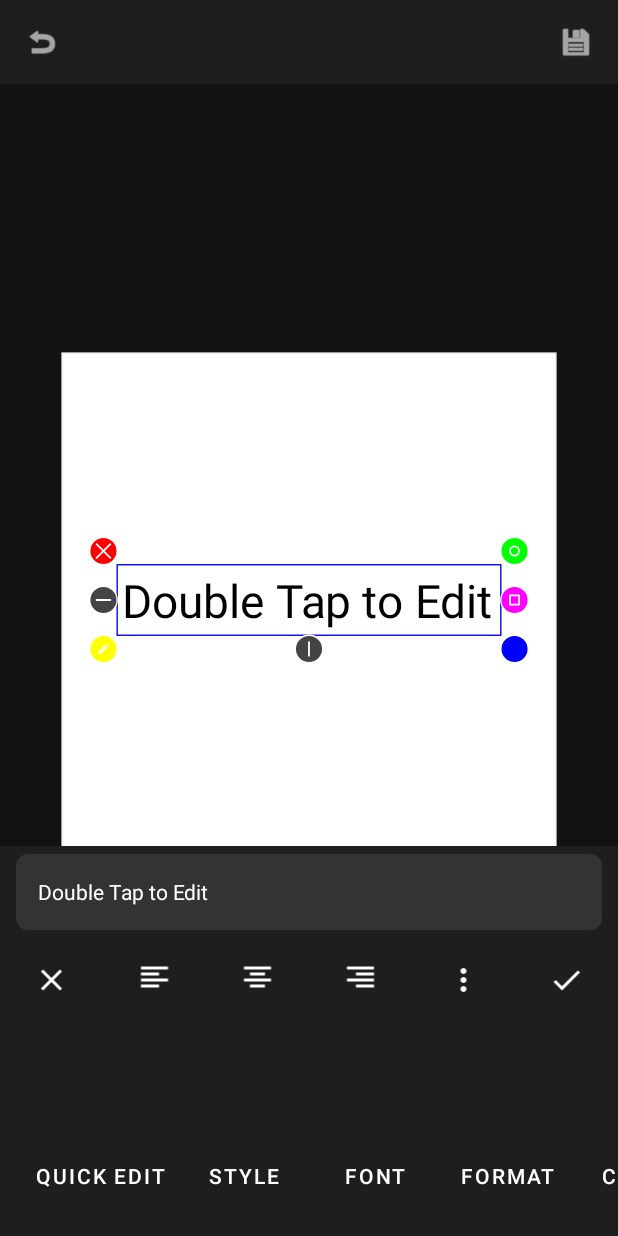
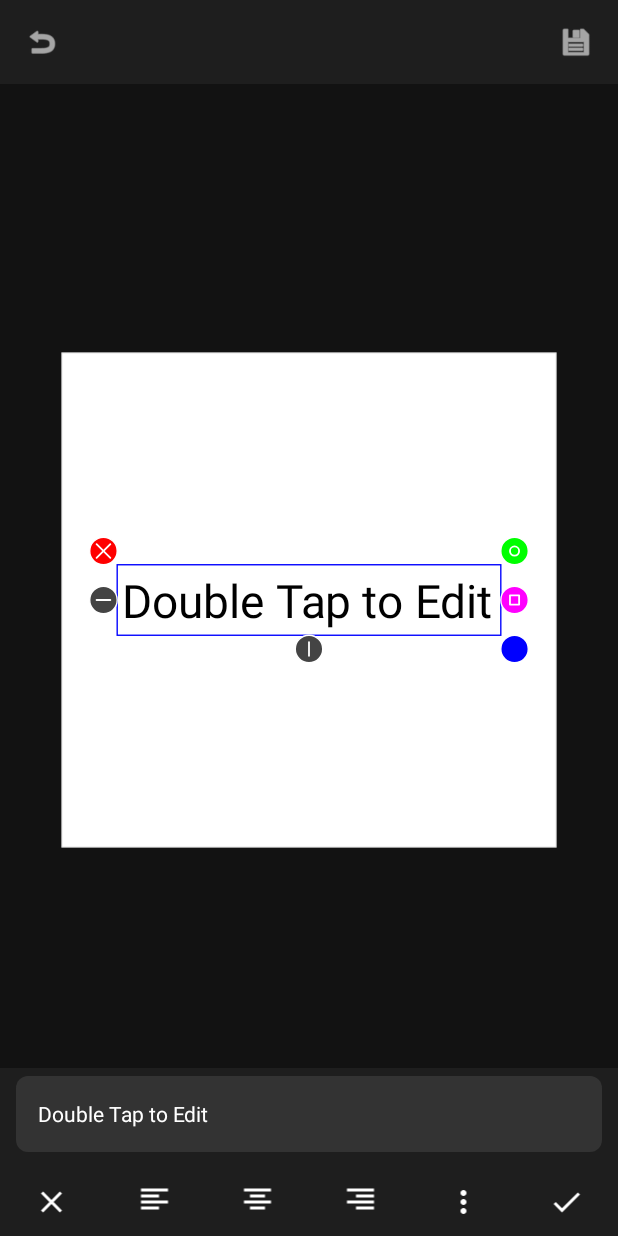
Before and after one commit to moon9ibulbul/projectypeset, an Android app: the EditorActivity screen opened directly, with no data from a screen before it, after a tap on "QUICK EDIT", on a phone screen of 412 x 824 dp. Run offline under Robolectric (Android 15) with nearby library versions, the phone set to English and light mode, and no system bars; 3 other taps on this screen came first.

Commit message:
Refine Quick Edit mode trigger and UI layout
- Changed Quick Edit trigger: Tapping on an already-selected text layer (without dragging) now opens Quick Edit mode.
- Removed the "pencil icon" handle from `AstralCanvasView` as it is replaced by the tap gesture.
- Updated `EditorActivity` to hide the bottom tab bar and adjust the container height when Quick Edit mode is active, ensuring a tight layout above the keyboard.
- Added logic to automatically close Quick Edit mode if a different layer is selected.
- Cleaned up unused `ic_edit` drawable resource.

```diff
--- a/app/src/main/java/com/astral/typer/EditorActivity.kt
+++ b/app/src/main/java/com/astral/typer/EditorActivity.kt
@@ -95,6 +95,9 @@ class EditorActivity : AppCompatActivity() {
         canvasView.onLayerSelectedListener = object : AstralCanvasView.OnLayerSelectedListener {
             override fun onLayerSelected(layer: Layer?) {
                 if (layer != null) {
+                    if (currentMenuType == "QUICK_EDIT") {
+                        hidePropertyDetail()
+                    }
                     showPropertiesMenu()
                 } else {
                     showInsertMenu()
@@ -318,6 +321,12 @@ class EditorActivity : AppCompatActivity() {
     // --- QUICK EDIT MENU ---
     private fun showQuickEditMenu() {
         val container = prepareContainer()
+
+        // Custom setup for Quick Edit: Hide standard bottom menu and adjust container
+        binding.bottomMenuContainer.visibility = View.GONE
+        binding.propertyDetailContainer.layoutParams.height = ViewGroup.LayoutParams.WRAP_CONTENT
+        binding.propertyDetailContainer.requestLayout()
+
         val layer = canvasView.getSelectedLayer() as? TextLayer ?: return
         val originalText = SpannableStringBuilder(layer.text)
 
--- a/app/src/main/java/com/astral/typer/views/AstralCanvasView.kt
+++ b/app/src/main/java/com/astral/typer/views/AstralCanvasView.kt
@@ -104,6 +104,10 @@ class AstralCanvasView @JvmOverloads constructor(
     // Interaction State
     private var lastTouchX = 0f
     private var lastTouchY = 0f
+    private var startTouchX = 0f
+    private var startTouchY = 0f
+    private var hasMoved = false
+    private var wasSelectedInitially = false
     private var initialRotation = 0f
     private var initialScaleX = 1f
     private var initialScaleY = 1f
@@ -422,22 +426,7 @@ class AstralCanvasView @JvmOverloads constructor(
         val sy = halfH + HANDLE_OFFSET
         canvas.drawLine(0f, sy - sSize, 0f, sy + sSize, iconPaint)
 
-        // 6. Edit Handle (Bottom-Left) -> Pencil Icon
-        drawHandle(-halfW - HANDLE_OFFSET, halfH + HANDLE_OFFSET, Color.YELLOW)
-        val editDrawable = ContextCompat.getDrawable(context, R.drawable.ic_edit)
-        if (editDrawable != null) {
-            editDrawable.setBounds(
-                (-halfW - HANDLE_OFFSET - 15).toInt(),
-                (halfH + HANDLE_OFFSET - 15).toInt(),
-                (-halfW - HANDLE_OFFSET + 15).toInt(),
-                (halfH + HANDLE_OFFSET + 15).toInt()
-            )
-            // Tint if needed, or just draw
-            editDrawable.setTint(Color.WHITE)
-            editDrawable.draw(canvas)
-        }
-
-        // 7. Box Width (Right-Middle) -> Rect icon (Resize box)
+        // 6. Box Width (Right-Middle) -> Rect icon (Resize box)
         if (layer is TextLayer) {
              drawHandle(halfW + HANDLE_OFFSET, 0f, Color.MAGENTA)
              val bx = halfW + HANDLE_OFFSET
@@ -500,11 +489,13 @@ class AstralCanvasView @JvmOverloads constructor(
         when (event.actionMasked) {
             MotionEvent.ACTION_DOWN -> {
                 currentMode = Mode.NONE
+                hasMoved = false
+                startTouchX = cx
+                startTouchY = cy
 
                 // 1. Check Handles (if layer selected)
                 if (selectedLayer != null) {
                     val layer = selectedLayer!!
-                    val layerCenter = floatArrayOf(layer.x, layer.y)
 
                     // Transform touch to local layer space
                     val localPoint = floatArrayOf(cx, cy)
@@ -549,12 +540,6 @@ class AstralCanvasView @JvmOverloads constructor(
                         return true
                     }
 
-                    // Edit Handle (Bottom-Left)
-                    if (getDistance(lx, ly, -halfW - HANDLE_OFFSET, halfH + HANDLE_OFFSET) <= hitRadius) {
-                        onLayerEditListener?.onLayerDoubleTap(layer)
-                        return true
-                    }
-
                     // Stretch Horizontal (Left-Middle)
                     if (getDistance(lx, ly, -halfW - HANDLE_OFFSET, 0f) <= hitRadius) {
                         currentMode = Mode.STRETCH_H
@@ -589,22 +574,25 @@ class AstralCanvasView @JvmOverloads constructor(
                 // 2. Check for layer hit (Selection / Move)
                 val hitLayer = layers.findLast { it.contains(cx, cy) }
                 if (hitLayer != null) {
+                    wasSelectedInitially = (selectedLayer == hitLayer)
                     selectLayer(hitLayer)
                     currentMode = Mode.DRAG_LAYER
                     lastTouchX = cx
                     lastTouchY = cy
                     invalidate()
                 } else {
-                    // Click on empty space -> Deselect? Or just do nothing?
-                    // User requested "Jangan biarkan kanvas bisa digeser dengan satu jari"
-                    // So if we touch background with 1 finger, we do nothing (or deselect).
-                    // selectLayer(null) // Removed to persist selection/menu
+                    // Click on empty space
                     currentMode = Mode.NONE
                     invalidate()
                 }
             }
             MotionEvent.ACTION_MOVE -> {
                 if (currentMode == Mode.NONE || currentMode == Mode.PAN_ZOOM) return true
+
+                // Check movement threshold
+                if (!hasMoved && getDistance(cx, cy, startTouchX, startTouchY) > 5f) {
+                    hasMoved = true
+                }
 
                 if (selectedLayer != null) {
                     val layer = selectedLayer!!
@@ -740,6 +728,9 @@ class AstralCanvasView @JvmOverloads constructor(
                 }
             }
             MotionEvent.ACTION_UP -> {
+                if (currentMode == Mode.DRAG_LAYER && !hasMoved && wasSelectedInitially && selectedLayer != null) {
+                    onLayerEditListener?.onLayerDoubleTap(selectedLayer!!)
+                }
                 currentMode = Mode.NONE
             }
         }
--- a/app/src/main/res/drawable/ic_edit.xml
+++ /dev/null
@@ -1,9 +0,0 @@
-<vector xmlns:android="http://schemas.android.com/apk/res/android"
-    android:width="24dp"
-    android:height="24dp"
-    android:viewportWidth="24"
-    android:viewportHeight="24">
-  <path
-      android:fillColor="#FFFFFFFF"
-      android:pathData="M3,17.25V21h3.75L17.81,9.94l-3.75,-3.75L3,17.25zM20.71,7.04c0.39,-0.39 0.39,-1.02 0,-1.41l-2.34,-2.34c-0.39,-0.39 -1.02,-0.39 -1.41,0l-1.83,1.83 3.75,3.75 1.83,-1.83z"/>
-</vector>
```
